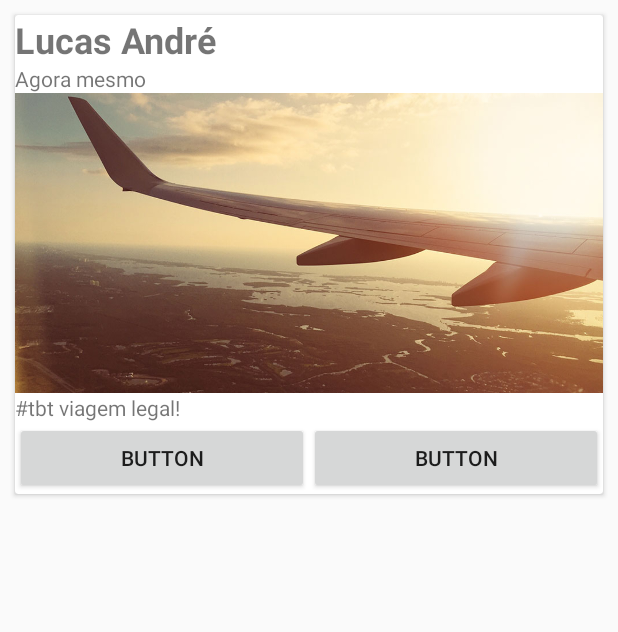
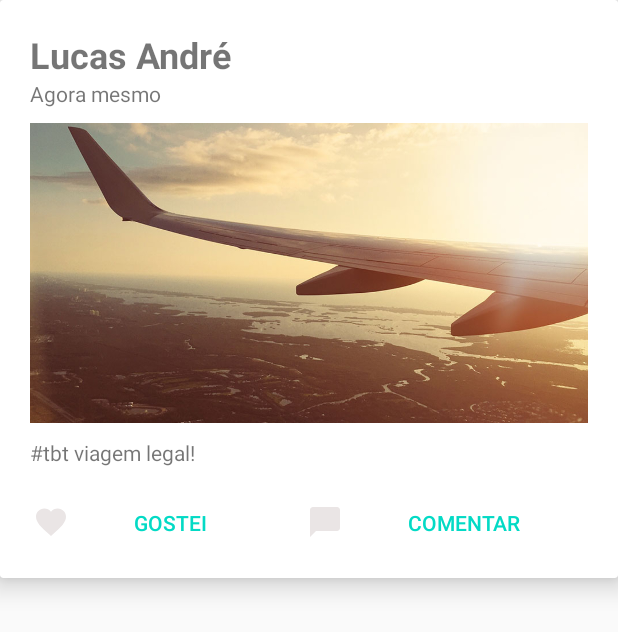
Before and after one commit to LucasAndreCruz/CardView, an Android app: the layout postagem_detalhe.xml on its own in the app's theme, with its tools: preview values and no code run, on a phone screen of 412 x 824 dp. Shown: the top 632 px of the screen. Run offline under Robolectric (Android 15) with nearby library versions, the phone set to English and light mode, and no system bars.

Commit message:
Commit CardView - part 2: Configurando interface e criando classe Postagem

```diff
--- /dev/null
+++ b/app/src/main/res/drawable/ic_comentario_cinza_24dp.xml
@@ -0,0 +1,9 @@
+<vector xmlns:android="http://schemas.android.com/apk/res/android"
+        android:width="24dp"
+        android:height="24dp"
+        android:viewportWidth="24.0"
+        android:viewportHeight="24.0">
+    <path
+        android:fillColor="#EAE5E5"
+        android:pathData="M20,2H4c-1.1,0 -2,0.9 -2,2v18l4,-4h14c1.1,0 2,-0.9 2,-2V4c0,-1.1 -0.9,-2 -2,-2z"/>
+</vector>
--- /dev/null
+++ b/app/src/main/res/drawable/ic_gostei_cinza_24dp.xml
@@ -0,0 +1,9 @@
+<vector xmlns:android="http://schemas.android.com/apk/res/android"
+        android:width="24dp"
+        android:height="24dp"
+        android:viewportWidth="24.0"
+        android:viewportHeight="24.0">
+    <path
+        android:fillColor="#EAE5E5"
+        android:pathData="M12,21.35l-1.45,-1.32C5.4,15.36 2,12.28 2,8.5 2,5.42 4.42,3 7.5,3c1.74,0 3.41,0.81 4.5,2.09C13.09,3.81 14.76,3 16.5,3 19.58,3 22,5.42 22,8.5c0,3.78 -3.4,6.86 -8.55,11.54L12,21.35z"/>
+</vector>
--- a/app/src/main/res/layout/postagem_detalhe.xml
+++ b/app/src/main/res/layout/postagem_detalhe.xml
@@ -5,20 +5,22 @@
     xmlns:app="http://schemas.android.com/apk/res-auto"
     android:layout_width="match_parent"
     android:layout_height="wrap_content"
-    android:layout_margin="10dp">
+    app:cardElevation="10dp">
 
     <LinearLayout
         android:layout_width="match_parent"
         android:layout_height="match_parent"
+        android:layout_margin="10dp"
         android:orientation="vertical">
 
         <LinearLayout
             android:layout_width="match_parent"
             android:layout_height="match_parent"
-            android:orientation="vertical">
+            android:orientation="vertical"
+            android:padding="10dp">
 
             <TextView
-                android:id="@+id/textView"
+                android:id="@+id/textNome"
                 android:layout_width="match_parent"
                 android:layout_height="wrap_content"
                 android:text="Lucas André"
@@ -32,16 +34,18 @@
                 android:text="Agora mesmo" />
 
             <ImageView
-                android:id="@+id/imageView"
+                android:id="@+id/imagemPostagem"
                 android:layout_width="match_parent"
                 android:layout_height="200dp"
+                android:layout_marginTop="10dp"
                 android:scaleType="centerCrop"
                 app:srcCompat="@drawable/imagem1" />
 
             <TextView
-                android:id="@+id/textView3"
+                android:id="@+id/textPostagem"
                 android:layout_width="match_parent"
                 android:layout_height="wrap_content"
+                android:layout_marginTop="10dp"
                 android:text="#tbt viagem legal!" />
 
         </LinearLayout>
@@ -53,17 +57,21 @@
 
             <Button
                 android:id="@+id/button"
+                style="?attr/buttonBarButtonStyle"
                 android:layout_width="wrap_content"
                 android:layout_height="wrap_content"
                 android:layout_weight="1"
-                android:text="Button" />
+                android:drawableLeft="@drawable/ic_gostei_cinza_24dp"
+                android:text="Gostei" />
 
             <Button
                 android:id="@+id/button2"
+                style="?attr/buttonBarButtonStyle"
                 android:layout_width="wrap_content"
                 android:layout_height="wrap_content"
                 android:layout_weight="1"
-                android:text="Button" />
+                android:drawableLeft="@drawable/ic_comentario_cinza_24dp"
+                android:text="Comentar" />
         </LinearLayout>
     </LinearLayout>
 
```
Also changed, not shown: app/src/main/java/com/cursoandroid/cardview/activity/MainActivity.java (+21 -3 lines), app/src/main/java/com/cursoandroid/cardview/adapter/PostagemAdapter.java (+28 -6 lines), app/src/main/java/com/cursoandroid/cardview/model/Postagem.java (added, +42 -0 lines).
